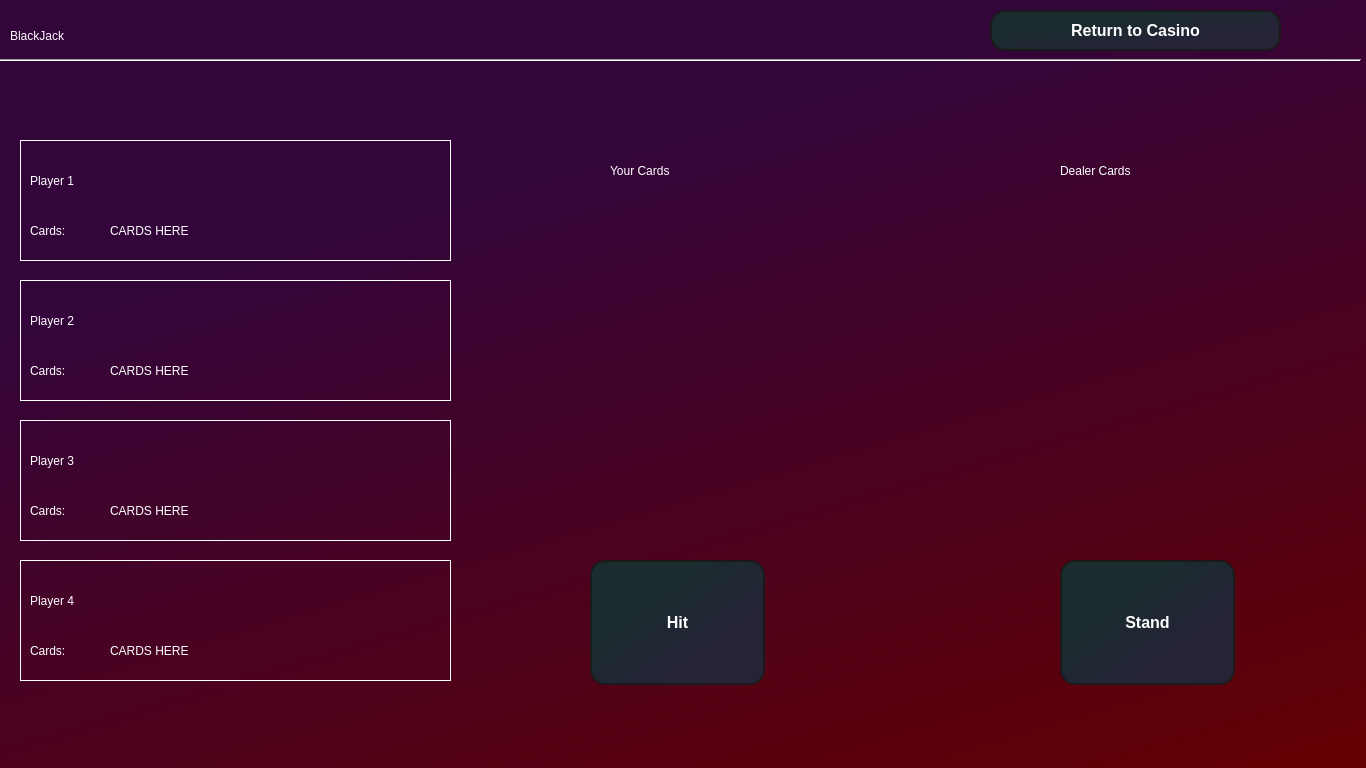
This is BlackJackQT/GamePageQT.ui in Babywise/Blackjack as Qt 5 draws it before an edit. The edited form follows.
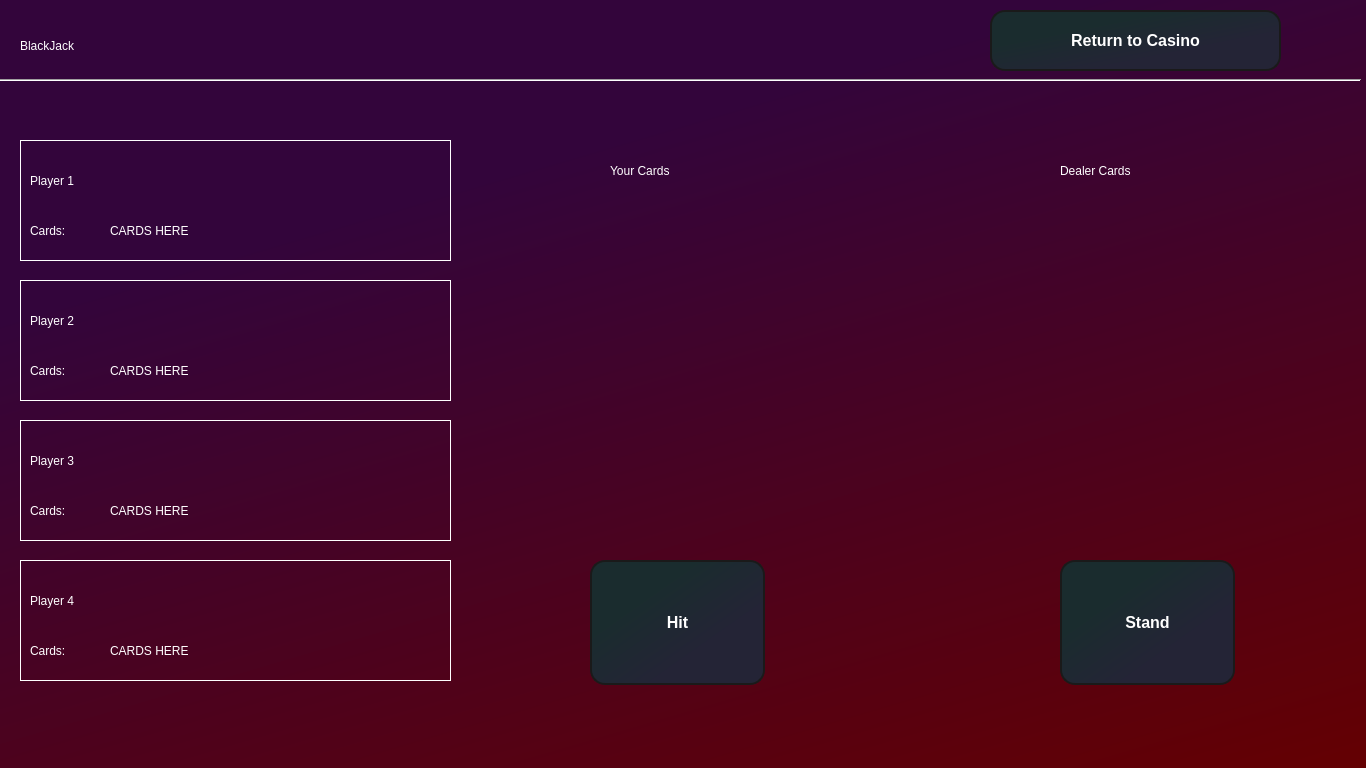
This is the edited form.

Diff of the .ui file:
```diff
--- a/BlackJackQT/GamePageQT.ui
+++ b/BlackJackQT/GamePageQT.ui
@@ -31,8 +31,8 @@
    <widget class="QLabel" name="label">
     <property name="geometry">
      <rect>
-      <x>10</x>
-      <y>10</y>
+      <x>20</x>
+      <y>20</y>
       <width>191</width>
       <height>51</height>
      </rect>
@@ -48,7 +48,7 @@
     <property name="geometry">
      <rect>
       <x>0</x>
-      <y>50</y>
+      <y>70</y>
       <width>1361</width>
       <height>21</height>
      </rect>
@@ -451,7 +451,7 @@
       <x>990</x>
       <y>10</y>
       <width>291</width>
-      <height>41</height>
+      <height>61</height>
      </rect>
     </property>
     <property name="styleSheet">
```
